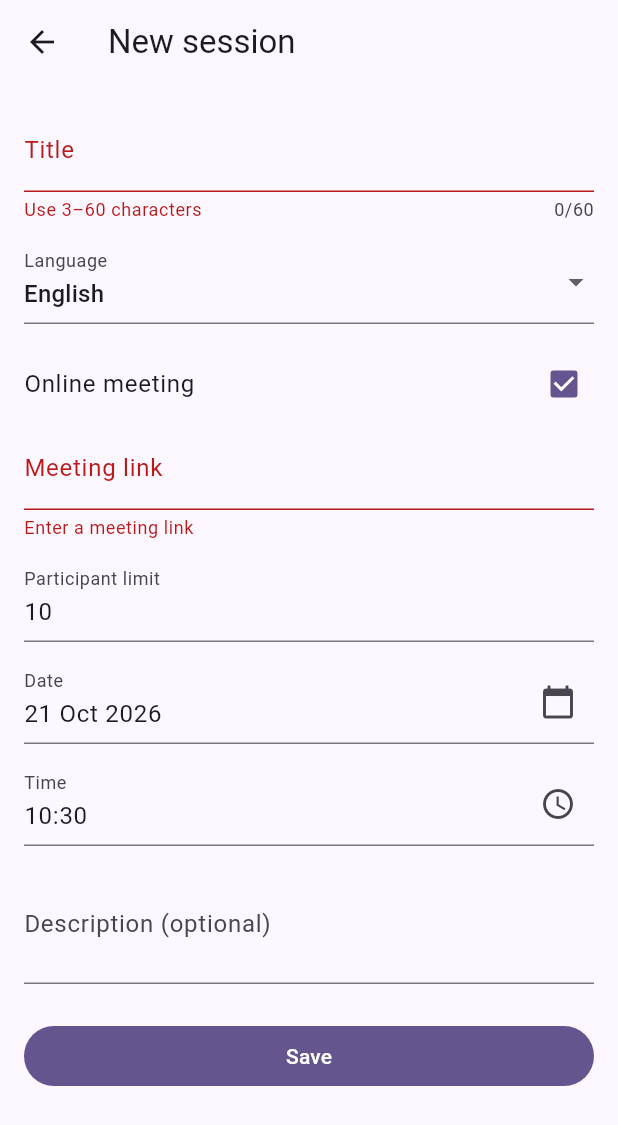
After one commit to SerikYersultan/-flutter-2026-yersultan, a Flutter app: the SessionFormScreen screen opened directly, after a tap on "Online meeting", after a tap on "Save", on a phone screen of 412 x 824 dp. The commit adds this screen. Shown: the top 1125 px of the screen. Run offline on Flutter 3.47's test engine with Material 3 defaults, Android fonts, the phone set to English and light mode, and no system bars.

Commit message:
lab1: add shared session form and typed form route

```diff
--- a/lab1/lib/routes.dart
+++ b/lab1/lib/routes.dart
@@ -6,6 +6,7 @@ import 'models/profile.dart';
 abstract final class Routes {
   static const shell = '/';
   static const detail = '/detail';
+  static const form = '/form';
 }
 
 class DetailArguments {
@@ -21,3 +22,9 @@ class DetailArguments {
   final ValueChanged<ExchangeSession> onChanged;
   final VoidCallback onRequestProfile;
 }
+
+class FormArguments {
+  const FormArguments({this.session});
+
+  final ExchangeSession? session;
+}
--- /dev/null
+++ b/lab1/lib/screens/session_form_screen.dart
@@ -0,0 +1,327 @@
+import 'package:flutter/material.dart';
+
+import '../models/exchange_language.dart';
+import '../models/exchange_session.dart';
+import '../utils/format.dart';
+
+class SessionFormScreen extends StatefulWidget {
+  const SessionFormScreen({super.key, this.session});
+
+  final ExchangeSession? session;
+
+  @override
+  State<SessionFormScreen> createState() => _SessionFormScreenState();
+}
+
+class _SessionFormScreenState extends State<SessionFormScreen> {
+  final _formKey = GlobalKey<FormState>();
+  final _titleFocus = FocusNode();
+  final _placeFocus = FocusNode();
+  final _limitFocus = FocusNode();
+  final _descriptionFocus = FocusNode();
+
+  late final ExchangeSession _initial;
+  late final TextEditingController _titleController;
+  late final TextEditingController _placeController;
+  late final TextEditingController _limitController;
+  late final TextEditingController _descriptionController;
+  late final TextEditingController _dateController;
+  late final TextEditingController _timeController;
+
+  late ExchangeLanguage _language;
+  late bool _online;
+  late DateTime _date;
+  late TimeOfDay _time;
+
+  bool get _editing => widget.session != null;
+
+  DateTime get _when => DateTime(
+        _date.year,
+        _date.month,
+        _date.day,
+        _time.hour,
+        _time.minute,
+      );
+
+  @override
+  void initState() {
+    super.initState();
+    _initial = widget.session ?? ExchangeSession.empty();
+    _titleController = TextEditingController(text: _initial.title);
+    _placeController = TextEditingController(text: _initial.place);
+    _limitController = TextEditingController(text: '${_initial.limit}');
+    _descriptionController = TextEditingController(
+      text: _initial.description ?? '',
+    );
+    _dateController = TextEditingController();
+    _timeController = TextEditingController();
+    _language = _initial.language;
+    _online = _initial.online;
+    _date = DateUtils.dateOnly(_initial.when);
+    _time = TimeOfDay.fromDateTime(_initial.when);
+    _syncDateText();
+  }
+
+  void _syncDateText() {
+    _dateController.text = '${_date.day} '
+        '${formatDateTime(_date).split(',').first.split(' ').last} '
+        '${_date.year}';
+    _timeController.text = '${_time.hour.toString().padLeft(2, '0')}:'
+        '${_time.minute.toString().padLeft(2, '0')}';
+  }
+
+  @override
+  void dispose() {
+    for (final controller in [
+      _titleController,
+      _placeController,
+      _limitController,
+      _descriptionController,
+      _dateController,
+      _timeController,
+    ]) {
+      controller.dispose();
+    }
+    for (final focus in [
+      _titleFocus,
+      _placeFocus,
+      _limitFocus,
+      _descriptionFocus,
+    ]) {
+      focus.dispose();
+    }
+    super.dispose();
+  }
+
+  void _dismissKeyboard() {
+    FocusScope.of(context).unfocus();
+  }
+
+  String? _validateTitle(String? value) {
+    final title = (value ?? '').trim();
+    return title.length < 3 || title.length > 60 ? 'Use 3–60 characters' : null;
+  }
+
+  String? _validatePlace(String? value) {
+    final place = (value ?? '').trim();
+    if (place.isEmpty) {
+      return _online ? 'Enter a meeting link' : 'Enter a meeting place';
+    }
+    if (_online && !place.contains('://')) {
+      return 'The link must contain ://';
+    }
+    return null;
+  }
+
+  String? _validateLimit(String? value) {
+    final limit = int.tryParse((value ?? '').trim());
+    if (limit == null || limit < 1 || limit > 500) {
+      return 'Enter a whole number from 1 to 500';
+    }
+    if (_editing && limit < _initial.count) {
+      return 'At least ${_initial.count} places are required';
+    }
+    return null;
+  }
+
+  String? _validateSchedule(String? value) {
+    if ((value ?? '').isEmpty) {
+      return 'Required';
+    }
+    if (!_editing && !_when.isAfter(DateTime.now())) {
+      return 'Choose a future date and time';
+    }
+    return null;
+  }
+
+  Future<void> _pickDate() async {
+    _dismissKeyboard();
+    final today = DateUtils.dateOnly(DateTime.now());
+    final firstDate = _date.isBefore(today) ? _date : today;
+    final futureBound = DateTime(today.year + 10, 12, 31);
+    final lastDate = _date.isAfter(futureBound) ? _date : futureBound;
+    final selected = await showDatePicker(
+      context: context,
+      initialDate: _date,
+      firstDate: firstDate,
+      lastDate: lastDate,
+    );
+    if (!mounted || selected == null) {
+      return;
+    }
+    setState(() {
+      _date = selected;
+      _syncDateText();
+    });
+  }
+
+  Future<void> _pickTime() async {
+    _dismissKeyboard();
+    final selected = await showTimePicker(
+      context: context,
+      initialTime: _time,
+    );
+    if (!mounted || selected == null) {
+      return;
+    }
+    setState(() {
+      _time = selected;
+      _syncDateText();
+    });
+  }
+
+  void _save() {
+    final form = _formKey.currentState;
+    if (form == null || !form.validate()) {
+      return;
+    }
+    _dismissKeyboard();
+
+    final description = _descriptionController.text.trim();
+    final result = _initial.copyWith(
+      id: _editing
+          ? _initial.id
+          : 'session-${DateTime.now().microsecondsSinceEpoch}',
+      title: _titleController.text.trim(),
+      language: _language,
+      when: _when,
+      limit: int.parse(_limitController.text.trim()),
+      online: _online,
+      place: _placeController.text.trim(),
+      description: description,
+      clearDescription: description.isEmpty,
+    );
+    Navigator.pop(context, result);
+  }
+
+  @override
+  Widget build(BuildContext context) {
+    return Scaffold(
+      appBar: AppBar(
+        title: Text(_editing ? 'Edit session' : 'New session'),
+      ),
+      body: SafeArea(
+        child: Form(
+          key: _formKey,
+          autovalidateMode: AutovalidateMode.onUserInteraction,
+          child: ListView(
+            padding: const EdgeInsets.all(16),
+            children: [
+              TextFormField(
+                controller: _titleController,
+                focusNode: _titleFocus,
+                maxLength: 60,
+                textCapitalization: TextCapitalization.sentences,
+                textInputAction: TextInputAction.next,
+                onFieldSubmitted: (_) => _placeFocus.requestFocus(),
+                onTapOutside: (_) => _dismissKeyboard(),
+                decoration: const InputDecoration(labelText: 'Title'),
+                validator: _validateTitle,
+              ),
+              const SizedBox(height: 12),
+              DropdownButtonFormField<ExchangeLanguage>(
+                initialValue: _language,
+                isExpanded: true,
+                decoration: const InputDecoration(labelText: 'Language'),
+                items: [
+                  for (final language in ExchangeLanguage.values)
+                    DropdownMenuItem(
+                      value: language,
+                      child: Text(language.label),
+                    ),
+                ],
+                validator: (value) =>
+                    value == null ? 'Choose a language' : null,
+                onChanged: (value) {
+                  if (value == null) {
+                    return;
+                  }
+                  setState(() {
+                    _language = value;
+                  });
+                },
+              ),
+              const SizedBox(height: 12),
+              CheckboxListTile(
+                contentPadding: EdgeInsets.zero,
+                title: const Text('Online meeting'),
+                value: _online,
+                onChanged: (value) {
+                  setState(() {
+                    _online = value ?? false;
+                  });
+                },
+              ),
+              TextFormField(
+                controller: _placeController,
+                focusNode: _placeFocus,
+                keyboardType: _online ? TextInputType.url : TextInputType.text,
+                textInputAction: TextInputAction.next,
+                onFieldSubmitted: (_) => _limitFocus.requestFocus(),
+                onTapOutside: (_) => _dismissKeyboard(),
+                decoration: InputDecoration(
+                  labelText: _online ? 'Meeting link' : 'Meeting place',
+                ),
+                validator: _validatePlace,
+              ),
+              const SizedBox(height: 12),
+              TextFormField(
+                controller: _limitController,
+                focusNode: _limitFocus,
+                keyboardType: TextInputType.number,
+                textInputAction: TextInputAction.next,
+                onFieldSubmitted: (_) => _descriptionFocus.requestFocus(),
+                onTapOutside: (_) => _dismissKeyboard(),
+                decoration:
+                    const InputDecoration(labelText: 'Participant limit'),
+                validator: _validateLimit,
+              ),
+              const SizedBox(height: 12),
+              TextFormField(
+                controller: _dateController,
+                readOnly: true,
+                onTap: _pickDate,
+                decoration: const InputDecoration(
+                  labelText: 'Date',
+                  suffixIcon: Icon(Icons.calendar_today),
+                ),
+                validator: _validateSchedule,
+              ),
+              const SizedBox(height: 12),
+              TextFormField(
+                controller: _timeController,
+                readOnly: true,
+                onTap: _pickTime,
+                decoration: const InputDecoration(
+                  labelText: 'Time',
+                  suffixIcon: Icon(Icons.schedule),
+                ),
+                validator: _validateSchedule,
+              ),
+              const SizedBox(height: 12),
+              TextFormField(
+                controller: _descriptionController,
+                focusNode: _descriptionFocus,
+                minLines: 2,
+                maxLines: 4,
+                keyboardType: TextInputType.multiline,
+                textInputAction: TextInputAction.done,
+                onFieldSubmitted: (_) => _dismissKeyboard(),
+                onTapOutside: (_) => _dismissKeyboard(),
+                decoration: const InputDecoration(
+                  labelText: 'Description (optional)',
+                ),
+              ),
+              const SizedBox(height: 24),
+              FilledButton(
+                key: const ValueKey('save-session'),
+                onPressed: _save,
+                child: const Text('Save'),
+              ),
+            ],
+          ),
+        ),
+      ),
+    );
+  }
+}
```
Also changed, not shown: lab1/lib/main.dart (+8 -2 lines), 1 other file.
